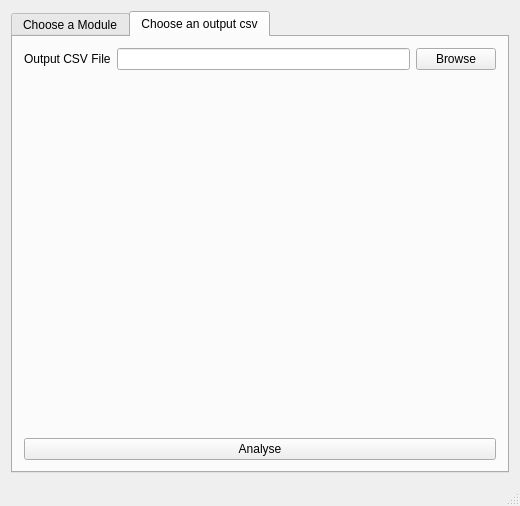
mobeigi/Algorithmic-Trading, file Trading_Platform_GUI_src/mainwindow.ui: the form before one commit.
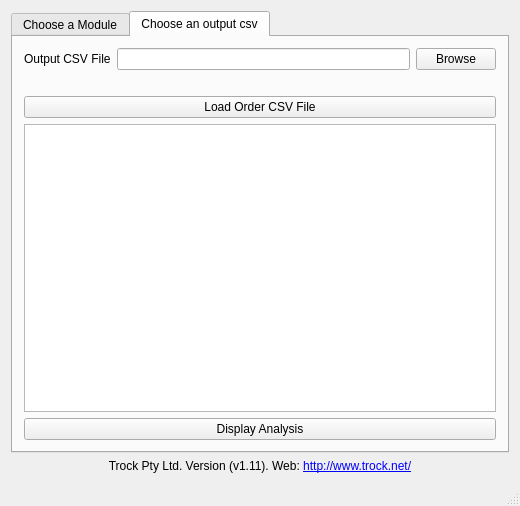
The form after the commit. The open tabs and pages were chosen to show the change.

Diff of the .ui file:
```diff
--- a/Trading_Platform_GUI_src/mainwindow.ui
+++ b/Trading_Platform_GUI_src/mainwindow.ui
@@ -298,7 +298,17 @@
         <item>
          <widget class="QPushButton" name="analyse_button">
           <property name="text">
-           <string>Analyse</string>
+           <string>Load Order CSV File</string>
+          </property>
+         </widget>
+        </item>
+        <item>
+         <widget class="QListWidget" name="listWidget"/>
+        </item>
+        <item>
+         <widget class="QPushButton" name="showanalysis_button">
+          <property name="text">
+           <string>Display Analysis</string>
           </property>
          </widget>
         </item>
@@ -306,6 +316,16 @@
       </widget>
      </widget>
     </item>
+    <item>
+     <widget class="QLabel" name="companylabel">
+      <property name="text">
+       <string>&lt;html&gt;&lt;head/&gt;&lt;body&gt;&lt;p align=&quot;center&quot;&gt;Trock Pty Ltd. Version (v1.11). Web: &lt;a href=&quot;http://www.trock.net/&quot;&gt;&lt;span style=&quot; text-decoration: underline; color:#0000ff;&quot;&gt;http://www.trock.net/&lt;/span&gt;&lt;/a&gt;&lt;/p&gt;&lt;/body&gt;&lt;/html&gt;</string>
+      </property>
+      <property name="openExternalLinks">
+       <bool>true</bool>
+      </property>
+     </widget>
+    </item>
    </layout>
   </widget>
   <widget class="QStatusBar" name="statusBar">
```
Left out of the diff: 10 changed lines with no effect on the pictures.
